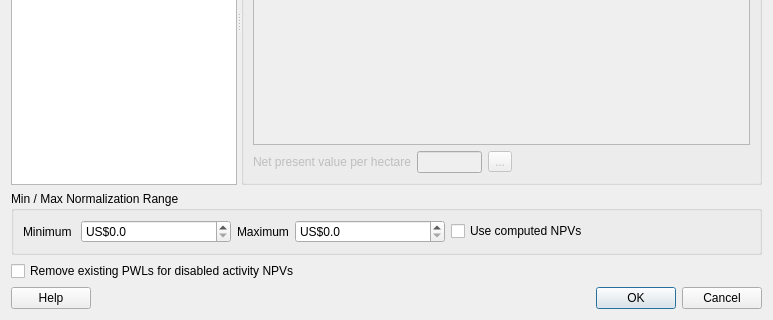
ConservationInternational/cplus-plugin, file src/cplus_plugin/ui/financial_pwl_dialog.ui: the form before one commit; both pictures show x 0 to 773 and y 287 to 607 of the 773 by 607 pixel window.
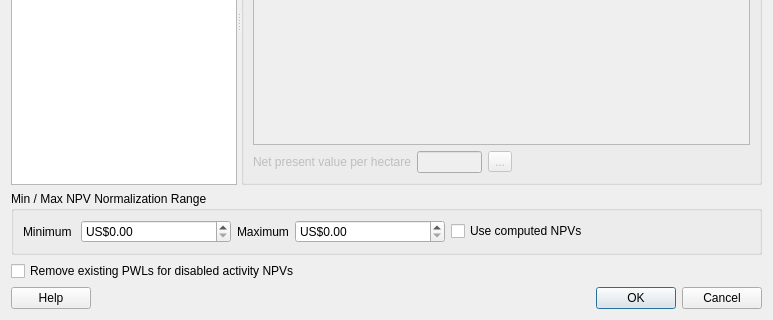
The form after the commit. Custom widgets are drawn as their Qt base class.

Commit message: Autocompute min max normalization ranges.

What changed in the file:
```diff
--- a/src/cplus_plugin/ui/financial_pwl_dialog.ui
+++ b/src/cplus_plugin/ui/financial_pwl_dialog.ui
@@ -249,7 +249,7 @@
       </sizepolicy>
      </property>
      <property name="title">
-      <string>Min / Max Normalization Range</string>
+      <string>Min / Max NPV Normalization Range</string>
      </property>
      <layout class="QHBoxLayout" name="horizontalLayout_2">
       <item>
@@ -277,10 +277,10 @@
          <string>US$</string>
         </property>
         <property name="decimals">
-         <number>1</number>
+         <number>2</number>
         </property>
         <property name="maximum">
-         <double>100000000.000000000000000</double>
+         <double>1000000000.000000000000000</double>
         </property>
         <property name="singleStep">
          <double>500.000000000000000</double>
@@ -315,10 +315,10 @@
          <string>US$</string>
         </property>
         <property name="decimals">
-         <number>1</number>
+         <number>2</number>
         </property>
         <property name="maximum">
-         <double>100000000.000000000000000</double>
+         <double>1000000000.000000000000000</double>
         </property>
         <property name="singleStep">
          <double>500.000000000000000</double>
```
The commit also changes 2 other files.
